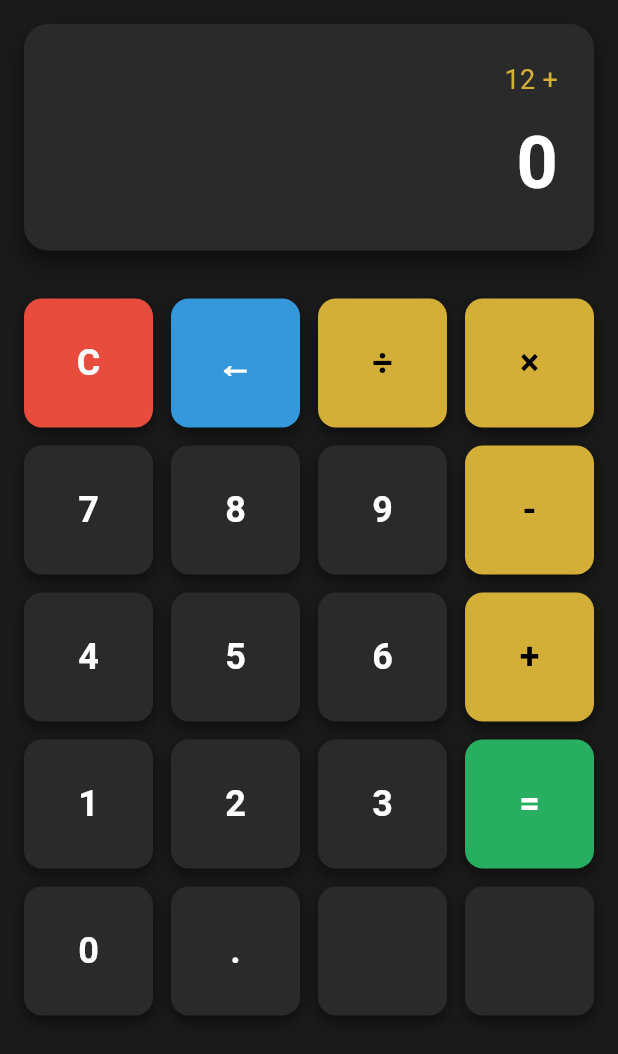
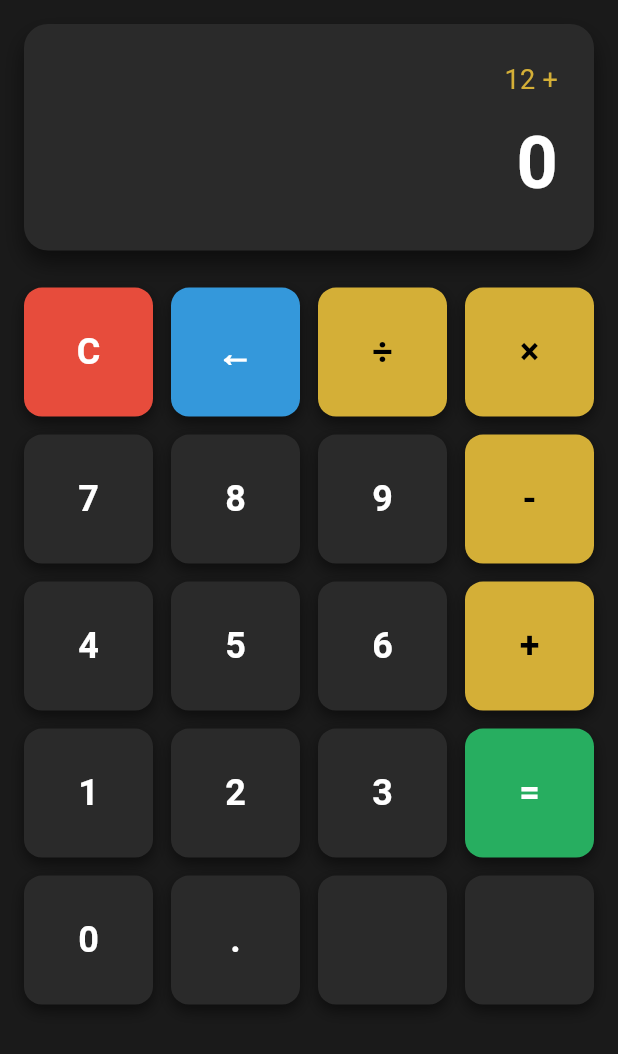
Before and after one commit to tatiana1104/calculadora, a Flutter app: the screen it shows after launch, on a phone screen of 412 x 824 dp. Shown: the top 1054 px of the screen. Run offline on Flutter 3.47's test engine with Material 3 defaults, Android fonts, the phone set to English and light mode, and no system bars.

Commit message:
Release: interfaz visual completa y responsive lista para agregar lógica

```diff
--- a/lib/main.dart
+++ b/lib/main.dart
@@ -13,7 +13,7 @@ class CalculatorApp extends StatelessWidget {
       debugShowCheckedModeBanner: false,
       title: 'Calculadora',
       theme: ThemeData(
-        brightness: Brightness.dark,
+        brightness: Brightness.dark, // tema oscuro
         useMaterial3: true,
       ),
       home: const CalculatorScreen(),
@@ -33,7 +33,7 @@ class CalculatorScreen extends StatelessWidget {
         boxShadow: [
           BoxShadow(
             color: Colors.black.withOpacity(0.5), // sombra negra
-            blurRadius: 8, // suavizado sombra
+            blurRadius: 8,
             offset: const Offset(0, 4), // desplazamiento sombra
           ),
         ],
@@ -43,7 +43,7 @@ class CalculatorScreen extends StatelessWidget {
           text,
           style: TextStyle(
             fontSize: 24,
-            fontWeight: FontWeight.bold, // commit 19: bold en botones
+            fontWeight: FontWeight.bold, // texto bold en botones
             color: textColor,
           ),
         ),
@@ -53,11 +53,14 @@ class CalculatorScreen extends StatelessWidget {
 
   @override
   Widget build(BuildContext context) {
+    // Revisión final: interfaz responsive
+    final screenHeight = MediaQuery.of(context).size.height;
+
     return Scaffold(
       backgroundColor: const Color(0xFF1A1A1A), // fondo general
       body: SafeArea(
         child: Padding(
-          padding: const EdgeInsets.all(16.0), // padding general
+          padding: const EdgeInsets.all(16.0),
           child: Column(
             mainAxisAlignment: MainAxisAlignment.center,
             children: [
@@ -84,7 +87,7 @@ class CalculatorScreen extends StatelessWidget {
                       style: TextStyle(
                         fontSize: 18,
                         color: Color(0xFFD4AF37),
-                        overflow: TextOverflow.ellipsis, // commit 19: evita overflow
+                        overflow: TextOverflow.ellipsis, // evita overflow
                       ),
                     ),
                     SizedBox(height: 8),
@@ -94,14 +97,14 @@ class CalculatorScreen extends StatelessWidget {
                         fontSize: 48,
                         fontWeight: FontWeight.bold,
                         color: Colors.white,
-                        overflow: TextOverflow.ellipsis, // commit 19: evita overflow
+                        overflow: TextOverflow.ellipsis,
                       ),
                     ),
                   ],
                 ),
               ),
 
-              const SizedBox(height: 32), // spacing vertical
+              SizedBox(height: screenHeight * 0.03), // spacing responsive
 
               // === Grid de botones ===
               Expanded(
@@ -110,31 +113,31 @@ class CalculatorScreen extends StatelessWidget {
                   crossAxisSpacing: 12,
                   mainAxisSpacing: 12,
                   children: [
-                    // Fila 1: C, ←, ÷, ×
+                    // Fila 1
                     _buildButton("C", const Color(0xFFE74C3C), Colors.white),
                     _buildButton("←", const Color(0xFF3498DB), Colors.white),
                     _buildButton("÷", const Color(0xFFD4AF37), Colors.black),
                     _buildButton("×", const Color(0xFFD4AF37), Colors.black),
 
-                    // Fila 2: 7, 8, 9, -
+                    // Fila 2
                     _buildButton("7", const Color(0xFF2A2A2A), Colors.white),
                     _buildButton("8", const Color(0xFF2A2A2A), Colors.white),
                     _buildButton("9", const Color(0xFF2A2A2A), Colors.white),
                     _buildButton("-", const Color(0xFFD4AF37), Colors.black),
 
-                    // Fila 3: 4, 5, 6, +
+                    // Fila 3
                     _buildButton("4", const Color(0xFF2A2A2A), Colors.white),
                     _buildButton("5", const Color(0xFF2A2A2A), Colors.white),
                     _buildButton("6", const Color(0xFF2A2A2A), Colors.white),
                     _buildButton("+", const Color(0xFFD4AF37), Colors.black),
 
-                    // Fila 4: 1, 2, 3, =
+                    // Fila 4
                     _buildButton("1", const Color(0xFF2A2A2A), Colors.white),
                     _buildButton("2", const Color(0xFF2A2A2A), Colors.white),
                     _buildButton("3", const Color(0xFF2A2A2A), Colors.white),
                     _buildButton("=", const Color(0xFF27AE60), Colors.white),
 
-                    // Fila 5: 0, ., (relleno)
+                    // Fila 5
                     _buildButton("0", const Color(0xFF2A2A2A), Colors.white),
                     _buildButton(".", const Color(0xFF2A2A2A), Colors.white),
                     _buildButton("", const Color(0xFF2A2A2A), Colors.white),
```
